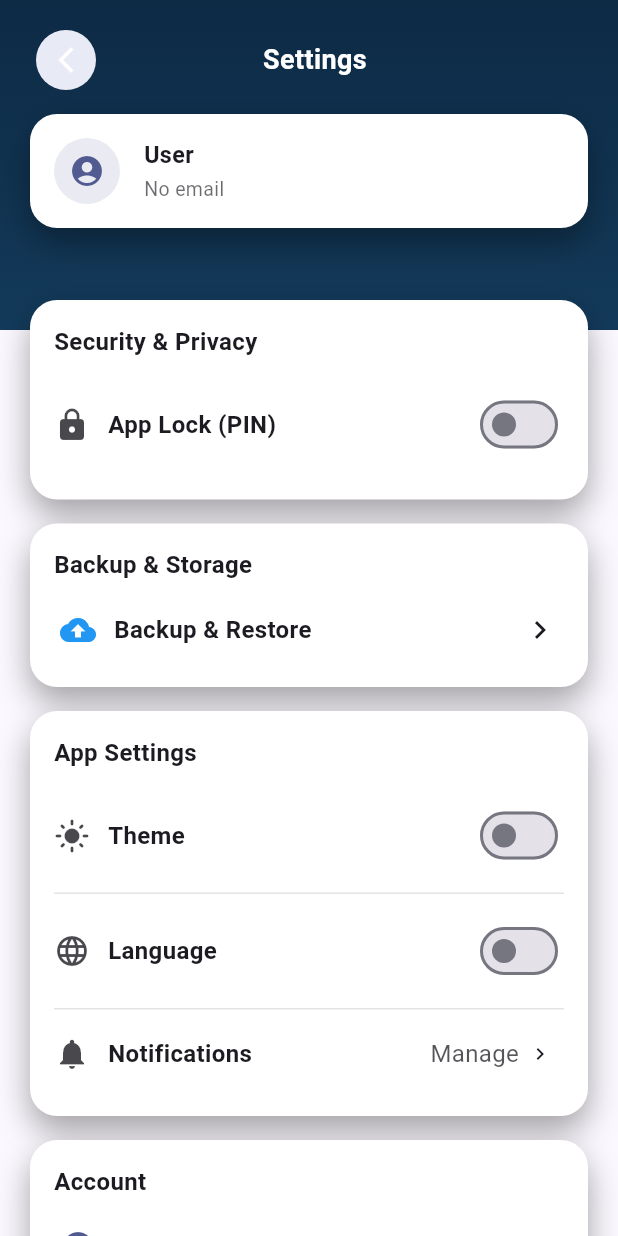
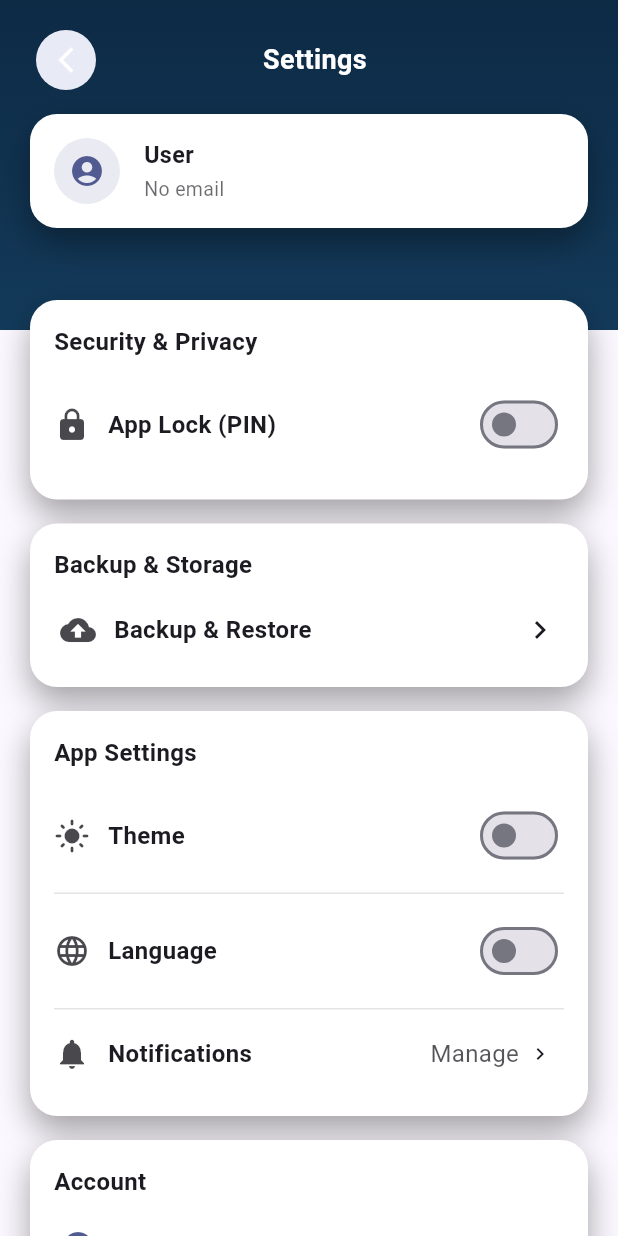
Before and after one commit to Pilotx1992/alkhazna, a Flutter app: the SettingsScreen screen opened directly, on a phone screen of 412 x 824 dp. Run offline on Flutter 3.47's test engine with Material 3 defaults, Android fonts, the phone set to English and light mode, and no system bars; our stand-ins replace connectivity_plus, device_info_plus, file_picker, flutter_local_notifications, flutter_secure_storage, google_sign_in and 11 more; missing offline and left inert: cryptography, googleapis, mailer, workmanager; accounts and stored records are empty; Roboto replaces fonts that are missing (Cairo).

Commit message:
fix: remove custom blue color from backup icon to match other settings icons

```diff
--- a/lib/screens/settings_screen.dart
+++ b/lib/screens/settings_screen.dart
@@ -387,7 +387,6 @@ class SettingsScreen extends StatelessWidget {
           row(
             icon: Icons.backup,
             title: 'Backup & Restore',
-            iconColor: const Color(0xFF2196F3),
             onTap: () {
               Navigator.push(
                 context,
```
